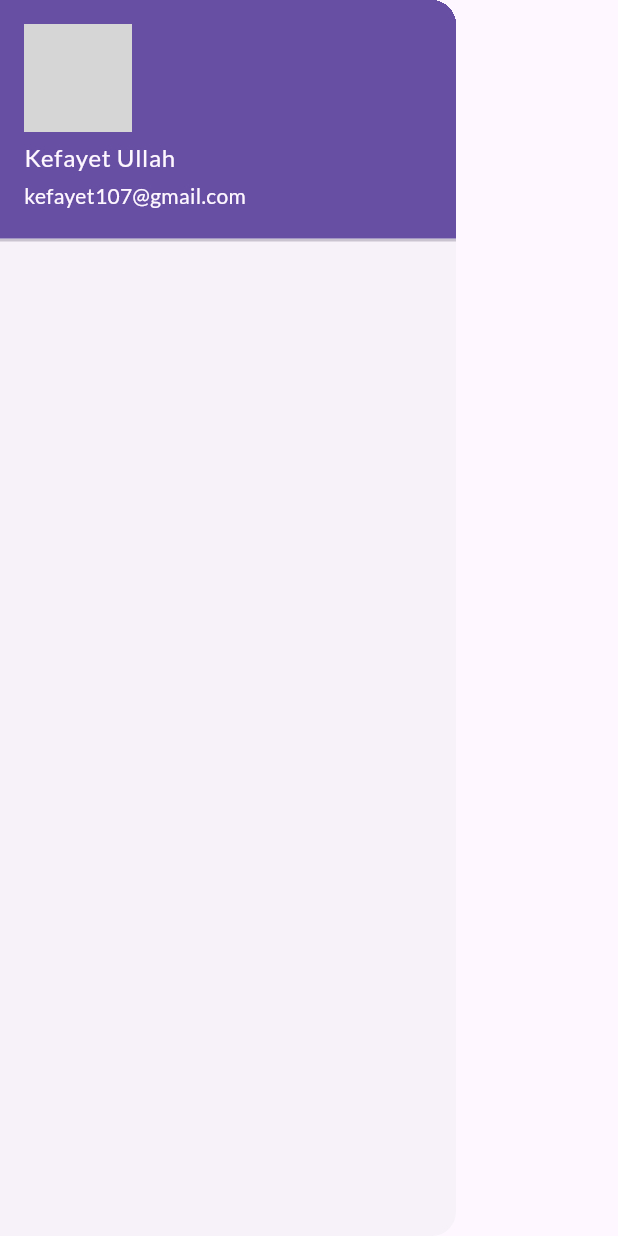
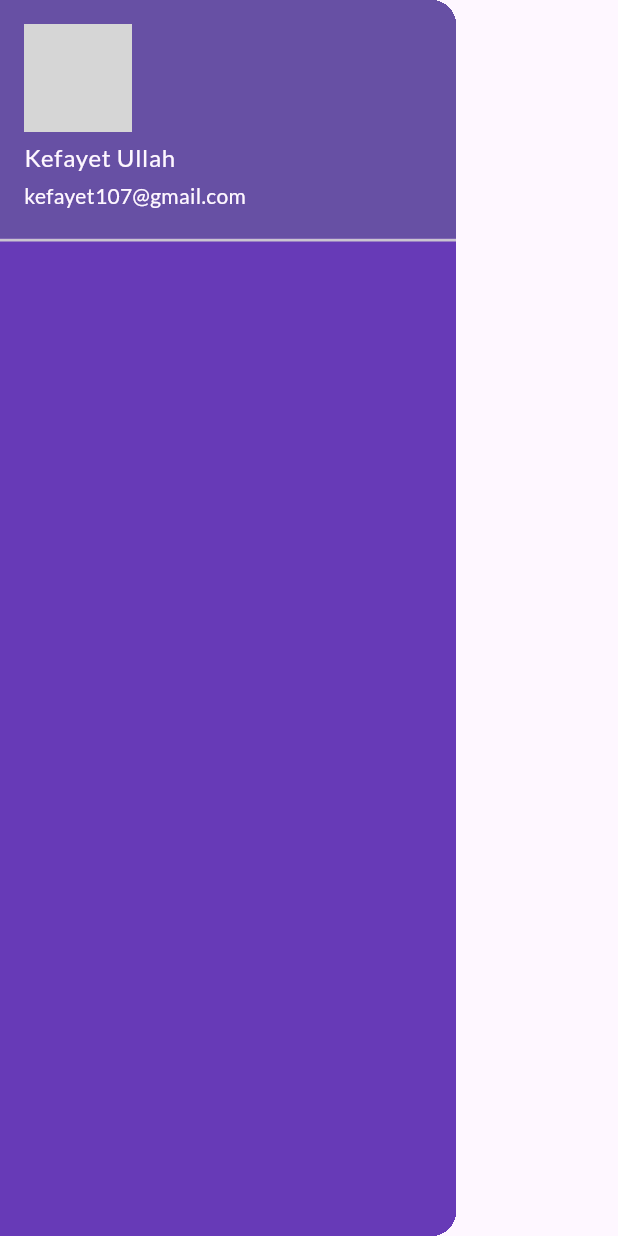
Before and after one commit to KefayetUllah/30DaysOfFlutter, a Flutter app: the MyDrawer widget shown alone on an empty page, opened directly, on a phone screen of 412 x 824 dp. Run offline on Flutter 3.47's test engine with Material 3 defaults, Android fonts, the phone set to English and light mode, and no system bars; our stand-ins replace google_fonts; network calls fail; grey boxes are pictures that could not be loaded.

Commit message:
Initial Commit

```diff
--- a/lib/widgets/drawer.dart
+++ b/lib/widgets/drawer.dart
@@ -8,7 +8,10 @@ class MyDrawer extends StatelessWidget {
     final imageUrl =
         "https://tse1.mm.bing.net/th/id/OIP.iRGEaApnYWY8opV47Gf_lQHaHb?pid=Api&P=0&h=180";
     return Drawer(
+      child: Container(
+        color: Colors.deepPurple,
         child: ListView(
+          padding: EdgeInsets.zero,
           children: [
             DrawerHeader(
               padding: EdgeInsets.zero,
@@ -23,6 +26,7 @@ class MyDrawer extends StatelessWidget {
             ),
           ],
         ),
+      ),
     );
   }
 }
```
Lines whose indentation alone changed are shown as unchanged.
